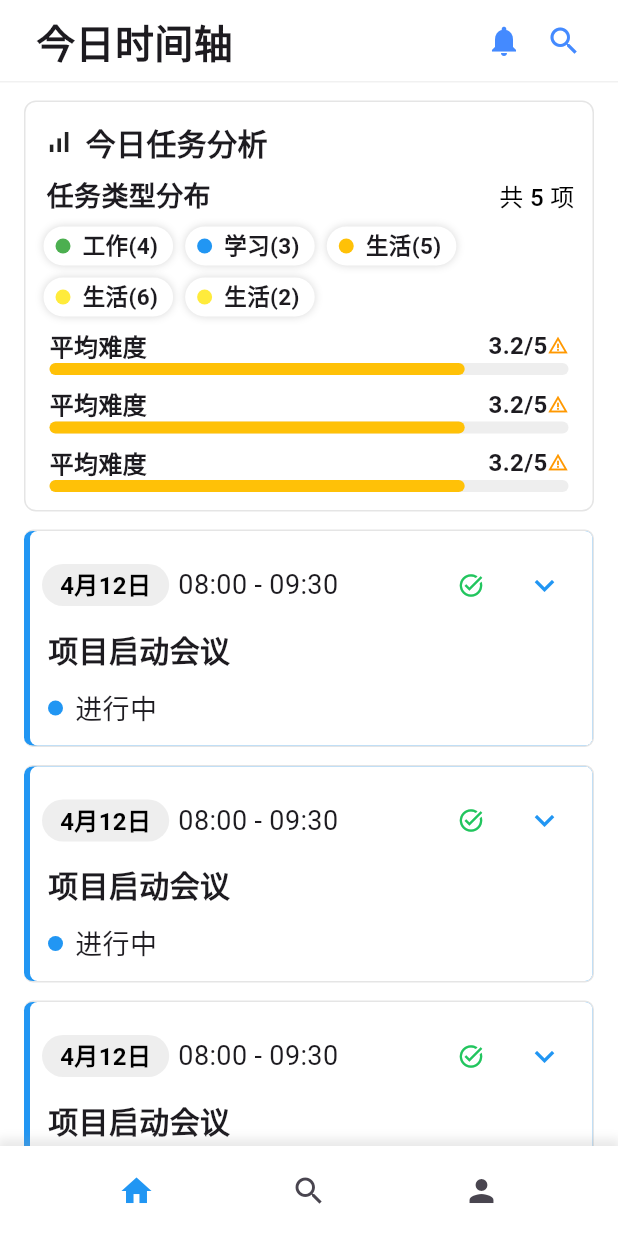
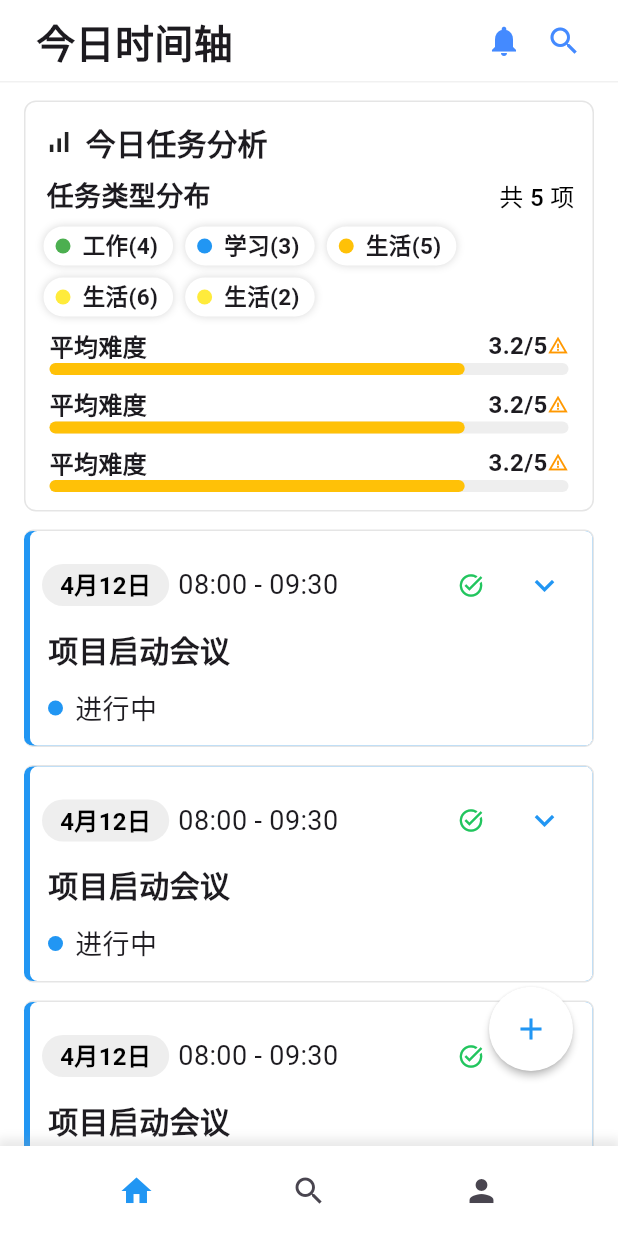
Before and after one commit to cnsource/DailyPlan, a Flutter app: the screen it shows after launch, on a phone screen of 412 x 824 dp. Run offline on Flutter 3.47's test engine with Material 3 defaults, Android fonts, the light colour scheme and no system bars; our stand-ins replace go_router; missing offline and left inert: flutter_displaymode.

Commit message:
fix: 增加底部FloatingActionButton

```diff
--- a/lib/page/timeline/time-line-body.dart
+++ b/lib/page/timeline/time-line-body.dart
@@ -12,18 +12,75 @@ class TimelineBody extends StatefulWidget {
 }
 
 class _TimelineBodyState extends State<TimelineBody> {
+  void _showOptions(BuildContext context) {
+    showModalBottomSheet(
+      context: context,
+      builder: (BuildContext context) {
+        return Column(
+          mainAxisSize: MainAxisSize.min,
+          children: <Widget>[
+            ListTile(
+              leading: const Icon(Icons.add),
+              title: const Text('选项 1'),
+              onTap: () {
+                // 处理选项 1 的逻辑
+                Navigator.pop(context); // 关闭底部弹窗
+                print('选项 1 被选中');
+              },
+            ),
+            ListTile(
+              leading: const Icon(Icons.edit),
+              title: const Text('选项 2'),
+              onTap: () {
+                // 处理选项 2 的逻辑
+                Navigator.pop(context); // 关闭底部弹窗
+                print('选项 2 被选中');
+              },
+            ),
+            ListTile(
+              leading: const Icon(Icons.delete),
+              title: const Text('选项 3'),
+              onTap: () {
+                // 处理选项 3 的逻辑
+                Navigator.pop(context); // 关闭底部弹窗
+                print('选项 3 被选中');
+              },
+            ),
+          ],
+        );
+      },
+    );
+  }
+
   @override
   Widget build(BuildContext context) {
-    return SingleChildScrollView(
-      child: Column(
-        spacing: 12,
+    return Scaffold(
+      backgroundColor: Colors.white,
+      body: Stack(
         children: [
-          Container(height: 55),
-          DailyAnalyzerCard(),
-          ...List.generate(50, (index) => TimeLineTaskItem()),
-          SizedBox(
-            height: 20,
-          )
+          SingleChildScrollView(
+            child: Column(
+              spacing: 12,
+              children: [
+                Container(height: 55),
+                DailyAnalyzerCard(),
+                ...List.generate(50, (index) => TimeLineTaskItem()),
+                SizedBox(height: 20),
+              ],
+            ),
+          ),
+          Positioned(
+            right: 30,
+            bottom: 50,
+            child: FloatingActionButton(
+              elevation: 2,
+              backgroundColor: Colors.white,
+              shape: CircleBorder(),
+              splashColor: Colors.blue.shade50,
+              onPressed: () => _showOptions(context),
+              child: const Icon(Icons.add, color: Colors.blue),
+            ),
+          ),
         ],
       ),
     );
```
